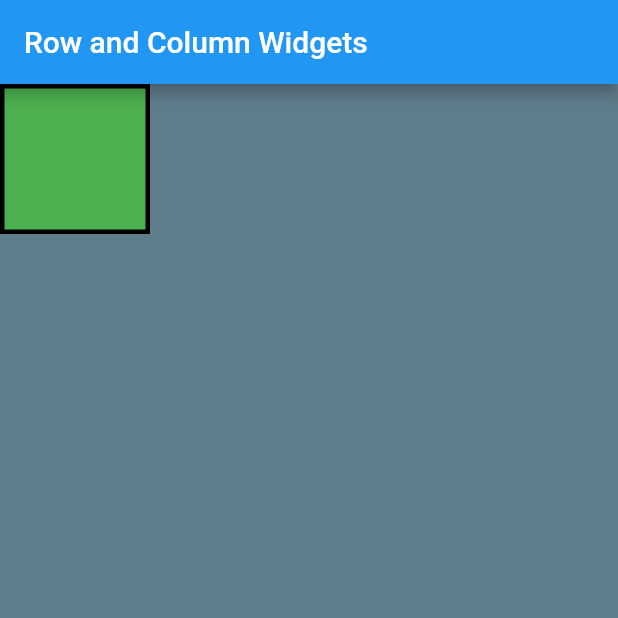
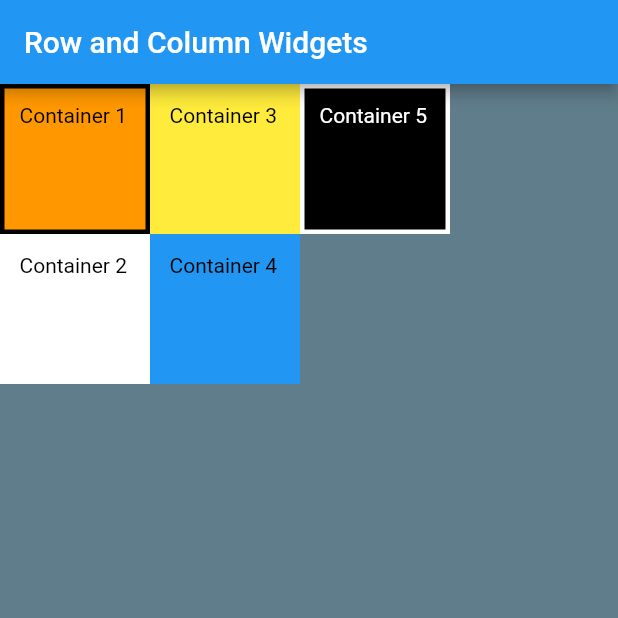
Before and after one commit to banishangural/FlutterApp01_BanishBanish, a Flutter app: the screen it shows after launch, on a phone screen of 412 x 824 dp, the top half of it. Run offline on Flutter 3.47's test engine with Material 2 defaults, Android fonts, the phone set to English and light mode, and no system bars.

Commit message:
Created the Container Widget

```diff
--- a/flutterapp_01/lib/main.dart
+++ b/flutterapp_01/lib/main.dart
@@ -20,7 +20,24 @@ class MyApp extends StatelessWidget {
             children: <Widget>[
               Column(
                 children: <Widget>[
-                  ContainerWidget(Colors.green, 'abc'),
+                  ContainerWidget(Colors.orange, Colors.black, 'Container 1',
+                      Colors.black, 14),
+                  ContainerWidget(Colors.white, Colors.white, 'Container 2',
+                      Colors.black, 14)
+                ],
+              ),
+              Column(
+                children: <Widget>[
+                  ContainerWidget(Colors.yellow, Colors.yellow, 'Container 3',
+                      Colors.black, 14),
+                  ContainerWidget(
+                      Colors.blue, Colors.blue, 'Container 4', Colors.black, 14)
+                ],
+              ),
+              Column(
+                children: <Widget>[
+                  ContainerWidget(Colors.black, Colors.white, 'Container 5',
+                      Colors.white, 14),
                 ],
               )
             ],
@@ -31,8 +48,12 @@ class MyApp extends StatelessWidget {
 
 class ContainerWidget extends StatelessWidget {
   final Color bgColor;
-  final String textInBox;
-  ContainerWidget(this.bgColor, this.textInBox);
+  final Color borderColor;
+  final String textInside;
+  final Color textColor;
+  final double fontSize;
+  ContainerWidget(this.bgColor, this.borderColor, this.textInside,
+      this.textColor, this.fontSize);
   @override
   Widget build(BuildContext context) {
     return Container(
@@ -40,8 +61,15 @@ class ContainerWidget extends StatelessWidget {
       height: 100,
       width: 100,
       decoration: BoxDecoration(
-        border: Border.all(width: 3),
+        border: Border.all(width: 3, color: borderColor),
         color: bgColor,
+      ),
+      child: Text(
+        textInside,
+        style: TextStyle(
+          color: textColor,
+          fontSize: fontSize,
+        ),
       ),
     );
   }
```
